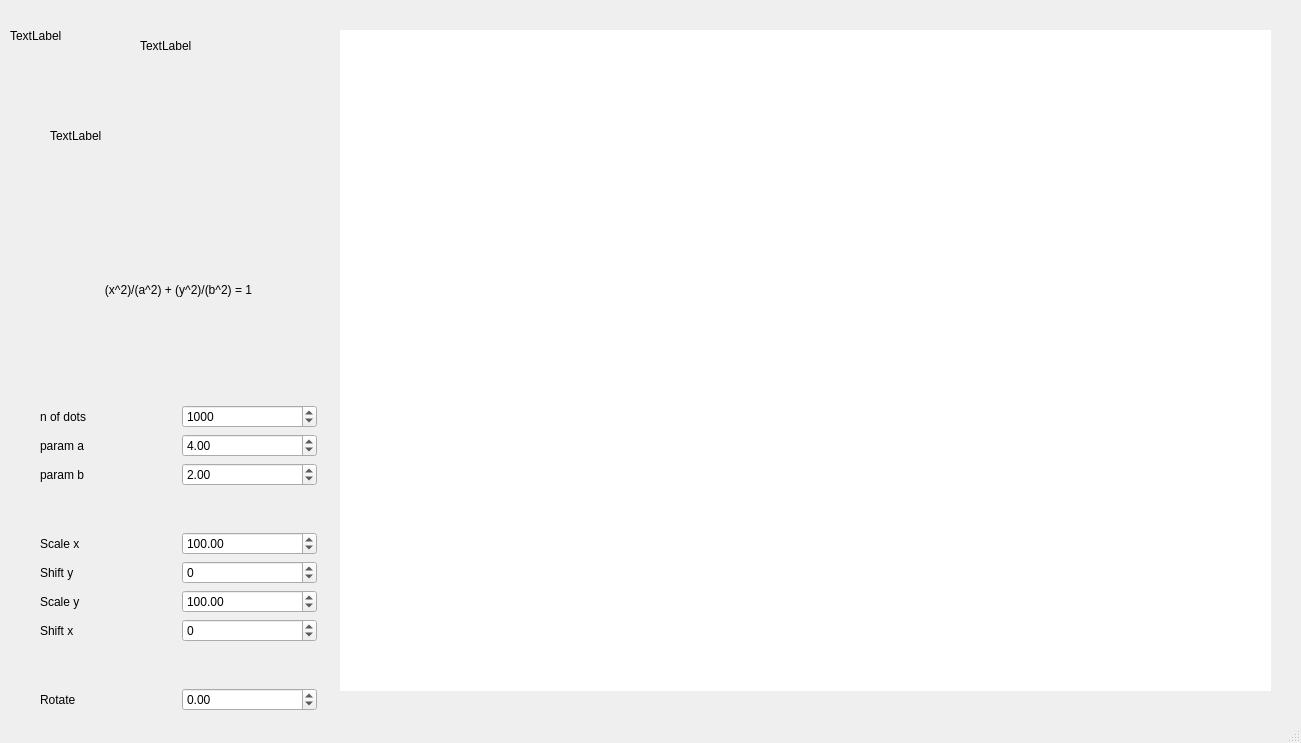
Above: FuncGraph/mainwindow.ui from artem-barsov/Computer-Graphics before the change. Below: the same form after it.
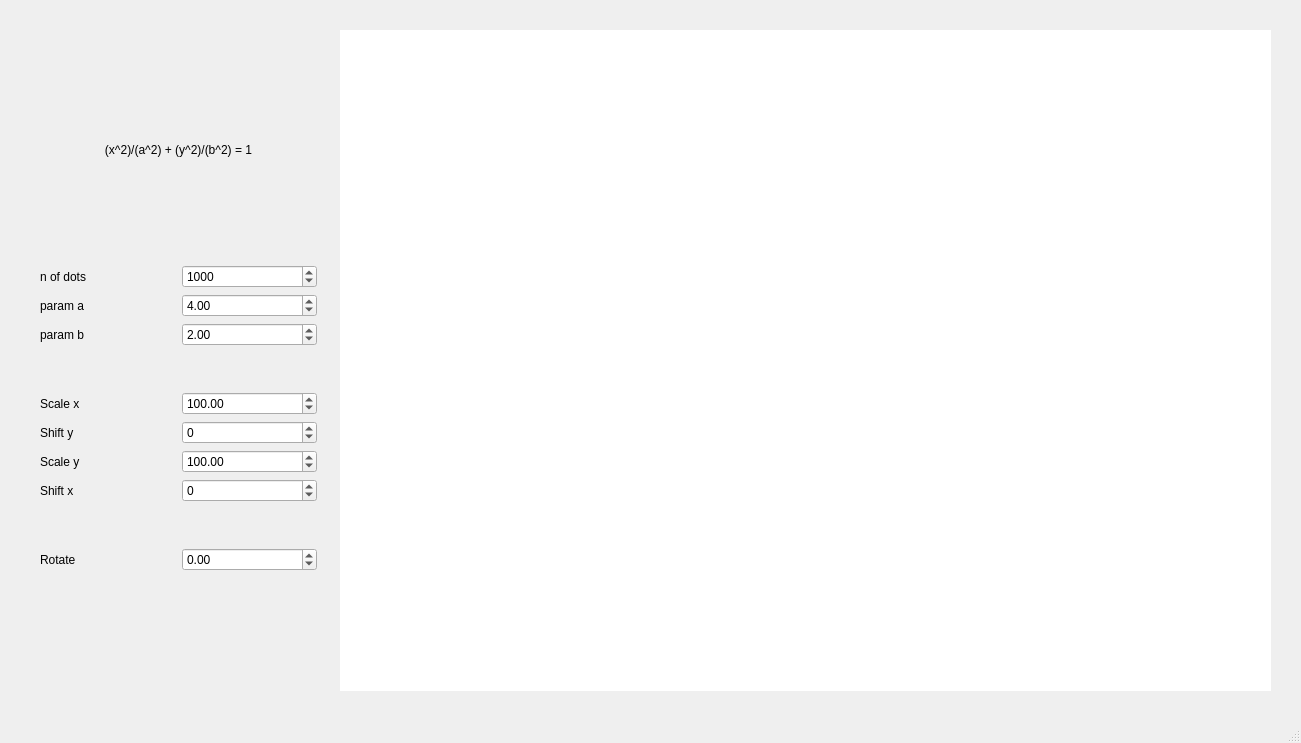
That is the form after the change.

```diff
--- a/FuncGraph/mainwindow.ui
+++ b/FuncGraph/mainwindow.ui
@@ -37,7 +37,7 @@
     <property name="geometry">
      <rect>
       <x>40</x>
-      <y>180</y>
+      <y>40</y>
       <width>277</width>
       <height>531</height>
      </rect>
@@ -294,45 +294,6 @@
      </item>
     </layout>
    </widget>
-   <widget class="QLabel" name="debug_ra_label">
-    <property name="geometry">
-     <rect>
-      <x>10</x>
-      <y>10</y>
-      <width>81</width>
-      <height>51</height>
-     </rect>
-    </property>
-    <property name="text">
-     <string>TextLabel</string>
-    </property>
-   </widget>
-   <widget class="QLabel" name="debug_sc_label">
-    <property name="geometry">
-     <rect>
-      <x>140</x>
-      <y>20</y>
-      <width>81</width>
-      <height>51</height>
-     </rect>
-    </property>
-    <property name="text">
-     <string>TextLabel</string>
-    </property>
-   </widget>
-   <widget class="QLabel" name="debug_mw_label">
-    <property name="geometry">
-     <rect>
-      <x>50</x>
-      <y>110</y>
-      <width>81</width>
-      <height>51</height>
-     </rect>
-    </property>
-    <property name="text">
-     <string>TextLabel</string>
-    </property>
-   </widget>
   </widget>
   <widget class="QMenuBar" name="menubar">
    <property name="geometry">
```
